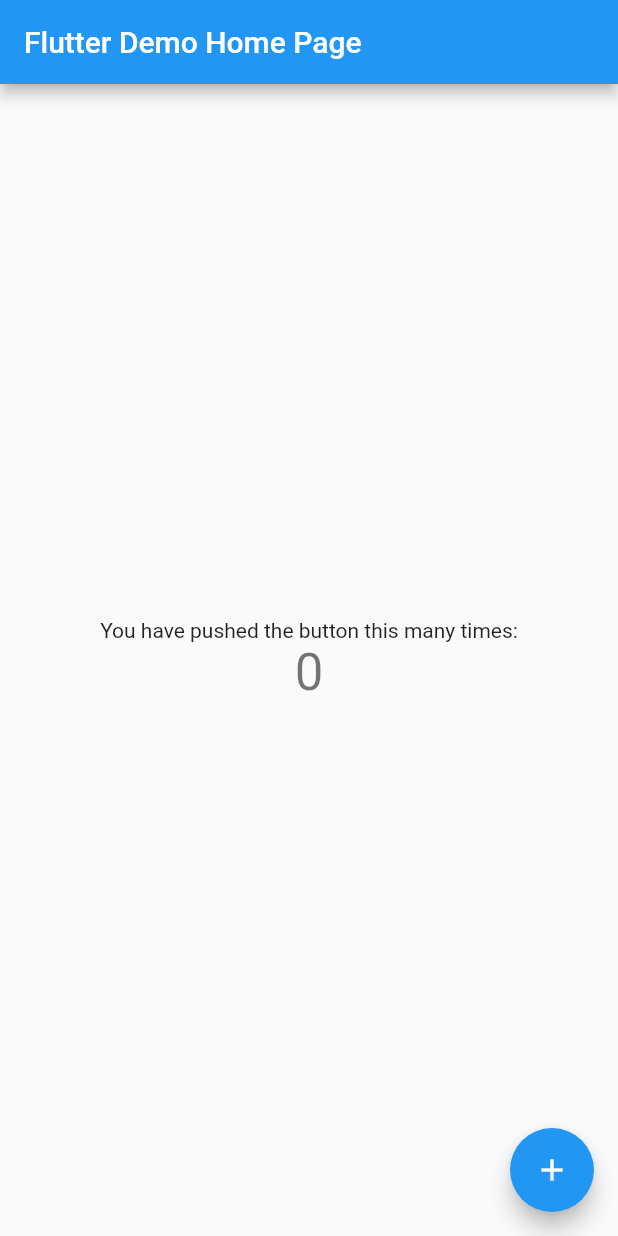
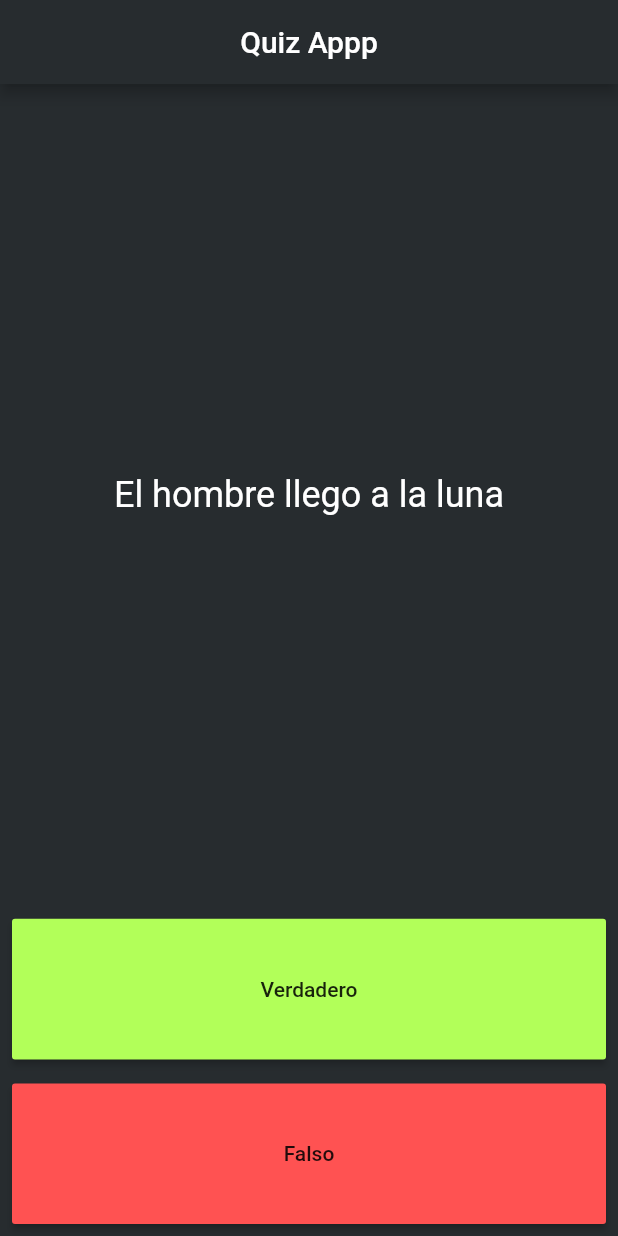
Before and after one commit to RevengeHunter/flutter_codigo5_quiz, a Flutter app: the screen it shows after launch, on a phone screen of 412 x 824 dp. Run offline on Flutter 3.47's test engine with Material 2 defaults, Android fonts, the phone set to English and light mode, and no system bars.

Commit message:
Button implementation

```diff
--- a/lib/main.dart
+++ b/lib/main.dart
@@ -1,115 +1,121 @@
+import 'package:flutter/cupertino.dart';
 import 'package:flutter/material.dart';
 
 void main() {
-  runApp(const MyApp());
+  runApp(MyApp());
 }
 
 class MyApp extends StatelessWidget {
   const MyApp({Key? key}) : super(key: key);
 
-  // This widget is the root of your application.
   @override
   Widget build(BuildContext context) {
     return MaterialApp(
-      title: 'Flutter Demo',
-      theme: ThemeData(
-        // This is the theme of your application.
-        //
-        // Try running your application with "flutter run". You'll see the
-        // application has a blue toolbar. Then, without quitting the app, try
-        // changing the primarySwatch below to Colors.green and then invoke
-        // "hot reload" (press "r" in the console where you ran "flutter run",
-        // or simply save your changes to "hot reload" in a Flutter IDE).
-        // Notice that the counter didn't reset back to zero; the application
-        // is not restarted.
-        primarySwatch: Colors.blue,
-      ),
-      home: const MyHomePage(title: 'Flutter Demo Home Page'),
+      debugShowCheckedModeBanner: false,
+      home: QuizPage(),
     );
   }
 }
 
-class MyHomePage extends StatefulWidget {
-  const MyHomePage({Key? key, required this.title}) : super(key: key);
-
-  // This widget is the home page of your application. It is stateful, meaning
-  // that it has a State object (defined below) that contains fields that affect
-  // how it looks.
-
-  // This class is the configuration for the state. It holds the values (in this
-  // case the title) provided by the parent (in this case the App widget) and
-  // used by the build method of the State. Fields in a Widget subclass are
-  // always marked "final".
-
-  final String title;
-
+class QuizPage extends StatefulWidget {
   @override
-  State<MyHomePage> createState() => _MyHomePageState();
+  State<QuizPage> createState() => _QuizPage();
 }
 
-class _MyHomePageState extends State<MyHomePage> {
-  int _counter = 0;
+class _QuizPage extends State<QuizPage> {
 
-  void _incrementCounter() {
-    setState(() {
-      // This call to setState tells the Flutter framework that something has
-      // changed in this State, which causes it to rerun the build method below
-      // so that the display can reflect the updated values. If we changed
-      // _counter without calling setState(), then the build method would not be
-      // called again, and so nothing would appear to happen.
-      _counter++;
-    });
-  }
+  List<String> preguntas = [
+    "El hombre llego a la luna",
+    "La tierra es plana",
+    "Desayunaron",
+  ];
+
+  List<bool> answers = [
+    true,
+    false,
+    true,
+  ];
+
+  List<Icon> scoreKeeper = [];
+
+  int idQuestionNumber = 0;
 
   @override
   Widget build(BuildContext context) {
-    // This method is rerun every time setState is called, for instance as done
-    // by the _incrementCounter method above.
-    //
-    // The Flutter framework has been optimized to make rerunning build methods
-    // fast, so that you can just rebuild anything that needs updating rather
-    // than having to individually change instances of widgets.
     return Scaffold(
+      backgroundColor: const Color(0xff272C2F),
       appBar: AppBar(
-        // Here we take the value from the MyHomePage object that was created by
-        // the App.build method, and use it to set our appbar title.
-        title: Text(widget.title),
+        backgroundColor: const Color(0xff272C2F),
+        title: Text(
+          "Quiz Appp",
+        ),
+        centerTitle: true,
       ),
-      body: Center(
-        // Center is a layout widget. It takes a single child and positions it
-        // in the middle of the parent.
-        child: Column(
-          // Column is also a layout widget. It takes a list of children and
-          // arranges them vertically. By default, it sizes itself to fit its
-          // children horizontally, and tries to be as tall as its parent.
-          //
-          // Invoke "debug painting" (press "p" in the console, choose the
-          // "Toggle Debug Paint" action from the Flutter Inspector in Android
-          // Studio, or the "Toggle Debug Paint" command in Visual Studio Code)
-          // to see the wireframe for each widget.
-          //
-          // Column has various properties to control how it sizes itself and
-          // how it positions its children. Here we use mainAxisAlignment to
-          // center the children vertically; the main axis here is the vertical
-          // axis because Columns are vertical (the cross axis would be
-          // horizontal).
-          mainAxisAlignment: MainAxisAlignment.center,
-          children: <Widget>[
-            const Text(
-              'You have pushed the button this many times:',
+      body: Column(
+        crossAxisAlignment: CrossAxisAlignment.stretch,
+        children: [
+          Expanded(
+            flex: 5,
+            child: Center(
+              child: Text(
+                preguntas[idQuestionNumber],
+                textAlign: TextAlign.center,
+                style: TextStyle(
+                  fontSize: 24.0,
+                  color: Colors.white,
+                ),
+              ),
             ),
-            Text(
-              '$_counter',
-              style: Theme.of(context).textTheme.headline4,
+          ),
+          Expanded(
+            child: Padding(
+              padding: const EdgeInsets.all(8.0),
+              child: MaterialButton(
+                color: Colors.lightGreenAccent,
+                child: const Text(
+                  "Verdadero",
+                ),
+                onPressed: () {
+                  bool correctAnswer = answers[idQuestionNumber];
+                  if(correctAnswer) scoreKeeper.add(Icon(Icons.check,color: Color(0xff00E1B7),),);
+                  else scoreKeeper.add(Icon(Icons.close,color: Color(0xfff84073),),);
+
+                  if(idQuestionNumber<preguntas.length-1){
+                    idQuestionNumber++;
+                  }else if(idQuestionNumber==preguntas.length-1){
+                    idQuestionNumber=0;
+                  }
+                  setState(() {});
+                },
+              ),
             ),
-          ],
-        ),
+          ),
+          Expanded(
+            child: Padding(
+              padding: const EdgeInsets.all(8.0),
+              child: MaterialButton(
+                color: Colors.redAccent,
+                child: const Text(
+                  "Falso",
+                ),
+                onPressed: () {
+                  bool correctAnswer = answers[idQuestionNumber];
+                  if(!correctAnswer) scoreKeeper.add(Icon(Icons.check,color: Color(0xff00E1B7),),);
+                  else scoreKeeper.add(Icon(Icons.close,color: Color(0xfff84073),),);
+
+                  if(idQuestionNumber<preguntas.length-1){
+                    idQuestionNumber++;
+                  }else if(idQuestionNumber==preguntas.length-1){
+                    idQuestionNumber=0;
+                  }
+                  setState(() {});
+                },
+              ),
+            ),
+          ),
+          Row(children: scoreKeeper,)
+        ],
       ),
-      floatingActionButton: FloatingActionButton(
-        onPressed: _incrementCounter,
-        tooltip: 'Increment',
-        child: const Icon(Icons.add),
-      ), // This trailing comma makes auto-formatting nicer for build methods.
     );
   }
 }
```
